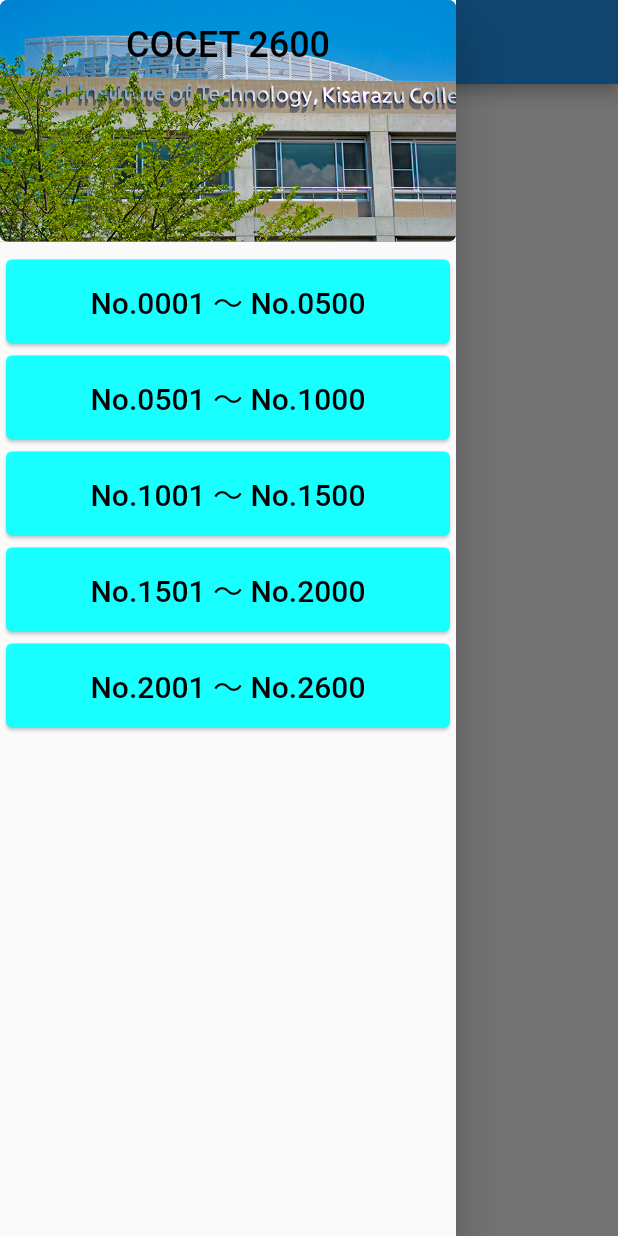
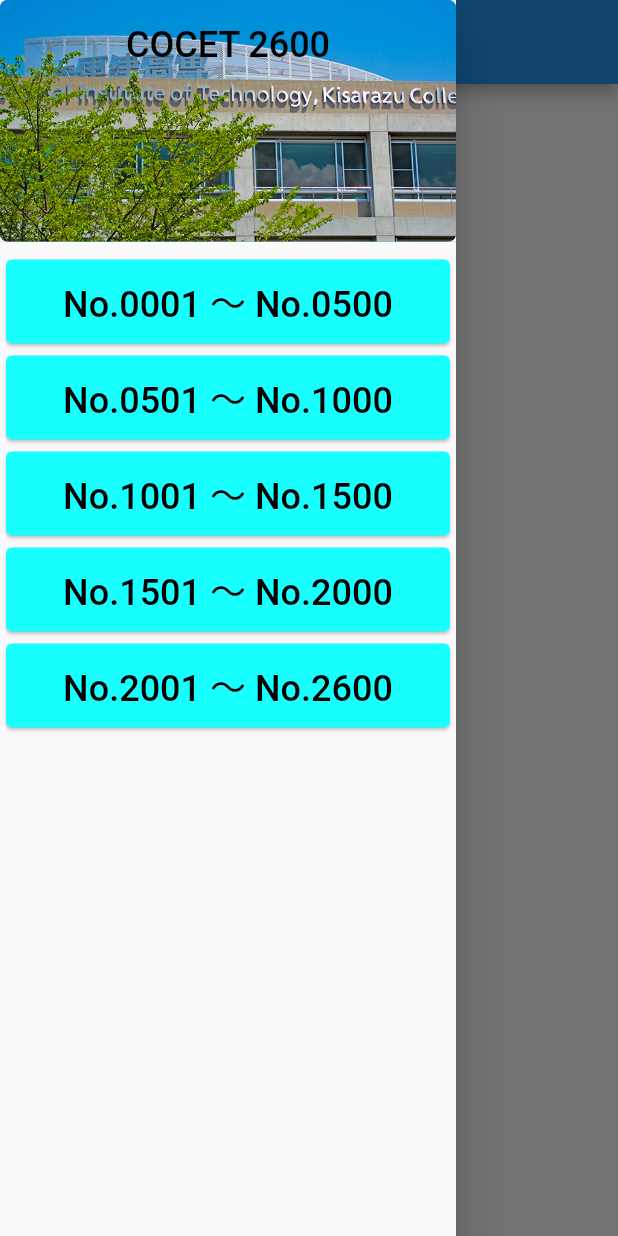
Before and after one commit to Moomink/COCET2600_Application, a Flutter app: the screen it shows after launch, with the side drawer open, on a phone screen of 412 x 824 dp. Run offline on Flutter 3.47's test engine with Material 2 defaults, Android fonts, the phone set to English and light mode, and no system bars.

Commit message:
・サイドバーの内部を少し実装 ・サイドバーの構造を変更

```diff
--- a/lib/main.dart
+++ b/lib/main.dart
@@ -1,82 +1,31 @@
-import 'dart:ui';
-
+import 'package:cocet_2600/show_words.dart';
+import 'package:cocet_2600/sidebar.dart';
 import 'package:flutter/material.dart';
 
+void main() => runApp(COCET());
 
-void main() => runApp(MyApp());
-
-class MyApp extends StatefulWidget {
+class COCET extends StatefulWidget {
+  static int start = 0;
+  static int end = 0;
   @override
   AppState createState() => AppState();
 }
 
-class AppState extends State<MyApp> {
-  Widget build(BuildContext context) => MaterialApp(
+class AppState extends State<COCET> {
+  Widget build(BuildContext context) {
+    debugPrint("Main");
+    return MaterialApp(
         title: 'COCET 2600',
         home: Scaffold(
           appBar: AppBar(
             centerTitle: true,
             title: Text('COCET 2600'),
           ),
-          drawer: Drawer(
-            child: ListView(
-              children: <Widget>[
-                DrawerHeader(
-                  decoration: BoxDecoration(
-                      borderRadius: BorderRadius.circular(5),
-                      color: Colors.blue,
-                      image: DecorationImage(
-                          fit: BoxFit.cover,
-                          image: AssetImage('assets/images/NITKC.jpg'))),
-                  child: Text(
-                    'COCET 2600',
-                    style: TextStyle(color: Colors.black, fontSize: 24),
-                    textAlign: TextAlign.center,
-                  ),
-                ),
-                Card(
-                  color: Colors.cyanAccent,
-                  child: ListTile(
-                    title: Text('No.0001 ～ No.0500',
-                        textAlign: TextAlign.center,
-                        style: TextStyle(color: Colors.black, fontSize: 20)),
-                  ),
-                ),
-                Card(
-                  color: Colors.cyanAccent,
-                  child: ListTile(
-                    title: Text('No.0501 ～ No.1000',
-                        textAlign: TextAlign.center,
-                        style: TextStyle(color: Colors.black, fontSize: 20)),
-                  ),
-                ),
-                Card(
-                  color: Colors.cyanAccent,
-                  child: ListTile(
-                    title: Text('No.1001 ～ No.1500',
-                        textAlign: TextAlign.center,
-                        style: TextStyle(color: Colors.black, fontSize: 20)),
-                  ),
-                ),
-                Card(
-                  color: Colors.cyanAccent,
-                  child: ListTile(
-                    title: Text('No.1501 ～ No.2000',
-                        textAlign: TextAlign.center,
-                        style: TextStyle(color: Colors.black, fontSize: 20)),
-                  ),
-                ),
-                Card(
-                  color: Colors.cyanAccent,
-                  child: ListTile(
-                    title: Text('No.2001 ～ No.2600',
-                        textAlign: TextAlign.center,
-                        style: TextStyle(color: Colors.black, fontSize: 20)),
-                  ),
-                ),
-              ],
-            ),
-          ),
-        ),
-      );
+          drawer: Drawer(child: Sidebar()),
+          body: wordList(COCET.start, COCET.end),
+        )
+    );
+  }
+
+
 }
--- /dev/null
+++ b/lib/show_words.dart
@@ -0,0 +1,18 @@
+import 'dart:ui';
+import 'dart:core';
+import 'package:flutter/material.dart';
+
+Widget wordList(int rangeStart, int rangeEnd) {
+  int list = (rangeEnd - rangeStart + 1) ~/ 50;
+  // ignore: missing_return
+  return ListView.builder(itemBuilder: (context, tmp) {
+    for (int i = 0; i < list; i++) {
+      Card(
+          color: Colors.cyanAccent,
+          child: Text(
+            'No.${rangeStart + i * 50} ～ No.${rangeStart + i * 50 + 50}',
+            style: TextStyle(color: Colors.black38, fontSize: 20),
+          ));
+    }
+  });
+}
--- /dev/null
+++ b/lib/sidebar.dart
@@ -0,0 +1,93 @@
+import 'package:flutter/material.dart';
+import 'package:cocet_2600/main.dart';
+
+class Sidebar extends StatelessWidget {
+  const Sidebar({Key key}) : super(key: key);
+
+  @override
+  Widget build(BuildContext context) {
+    debugPrint("SideBar");
+    return Container(
+        child: Column(children: <Widget>[
+      Row(children: <Widget>[
+        Expanded(
+            child: DrawerHeader(
+          decoration: BoxDecoration(
+              borderRadius: BorderRadius.circular(5),
+              color: Colors.blue,
+              image: DecorationImage(
+                  fit: BoxFit.cover,
+                  image: AssetImage('assets/images/NITKC.jpg'))),
+          child: Text('COCET 2600',
+              style: TextStyle(color: Colors.black, fontSize: 24),
+              textAlign: TextAlign.center),
+        ))
+      ]),
+      Expanded(
+          child: ListView(children: <Widget>[
+        Card(
+          color: Colors.cyanAccent,
+          child: ListTile(
+            title: Text('No.0001 ～ No.0500',
+                textAlign: TextAlign.center,
+                style: TextStyle(color: Colors.black, fontSize: 24)),
+            onTap: () {
+              COCET.start = 1;
+              COCET.end = 500;
+            },
+          ),
+        ),
+        Card(
+          color: Colors.cyanAccent,
+          child: ListTile(
+            title: Text('No.0501 ～ No.1000',
+                textAlign: TextAlign.center,
+                style: TextStyle(color: Colors.black, fontSize: 24)),
+            onTap: () {
+              COCET.start = 501;
+              COCET.end = 1000;
+            },
+          ),
+        ),
+        Card(
+          color: Colors.cyanAccent,
+          child: ListTile(
+            title: Text('No.1001 ～ No.1500',
+                textAlign: TextAlign.center,
+                style: TextStyle(color: Colors.black, fontSize: 24)),
+            onTap: () {
+              COCET.start = 1001;
+              COCET.end = 1500;
+            },
+          ),
+        ),
+        Card(
+          color: Colors.cyanAccent,
+          child: ListTile(
+            title: Text('No.1501 ～ No.2000',
+                textAlign: TextAlign.center,
+                style: TextStyle(color: Colors.black, fontSize: 24)),
+            onTap: () {
+              COCET.start = 1501;
+              COCET.end = 2000;
+            },
+          ),
+        ),
+        Card(
+          color: Colors.cyanAccent,
+          child: ListTile(
+            title: Text('No.2001 ～ No.2600',
+                textAlign: TextAlign.center,
+                style: TextStyle(color: Colors.black, fontSize: 24)),
+            onTap: () {
+              COCET.start = 2001;
+              COCET.end = 2600;
+            },
+          ),
+        ),
+      ]))
+    ]));
+  }
+
+  void setter(int rangeStart, int rangeEnd) {}
+}
--- a/pubspec.yaml
+++ b/pubspec.yaml
@@ -11,8 +11,7 @@ description: COCET2600をスマホで見れるアプリ
 # In iOS, build-name is used as CFBundleShortVersionString while build-number used as CFBundleVersion.
 # Read more about iOS versioning at
 # https://developer.apple.com/library/archive/documentation/General/Reference/InfoPlistKeyReference/Articles/CoreFoundationKeys.html
-version: 1.0.0+1
-
+version: 0.1.0
 environment:
   sdk: ">=2.1.0 <3.0.0"
 
```
Also changed, not shown: 1 other file.
